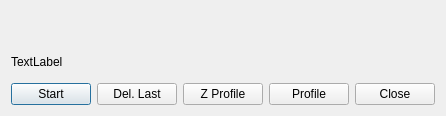
IfremerUnderwater/3DMetrics, file Src/3DMetrics/tool_line_dialog.ui: the form before one commit.
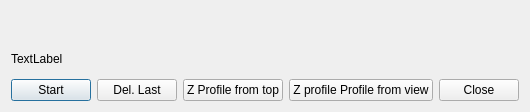
The form after the commit. Icons and pictures are not drawn. Custom widgets are drawn as their Qt base class.

Commit message: Improved z profile tool

Diff of the .ui file:
```diff
--- a/Src/3DMetrics/tool_line_dialog.ui
+++ b/Src/3DMetrics/tool_line_dialog.ui
@@ -6,8 +6,8 @@
    <rect>
     <x>0</x>
     <y>0</y>
-    <width>380</width>
-    <height>116</height>
+    <width>498</width>
+    <height>112</height>
    </rect>
   </property>
   <property name="windowTitle">
@@ -62,7 +62,7 @@
           <string>Show profile from top view</string>
          </property>
          <property name="text">
-          <string>Z Profile</string>
+          <string>Z Profile from top</string>
          </property>
         </widget>
        </item>
@@ -72,7 +72,7 @@
           <string>Show Profile from current view</string>
          </property>
          <property name="text">
-          <string>Profile</string>
+          <string>Z profile Profile from view</string>
          </property>
         </widget>
        </item>
```
The commit also changes 5 other files.
